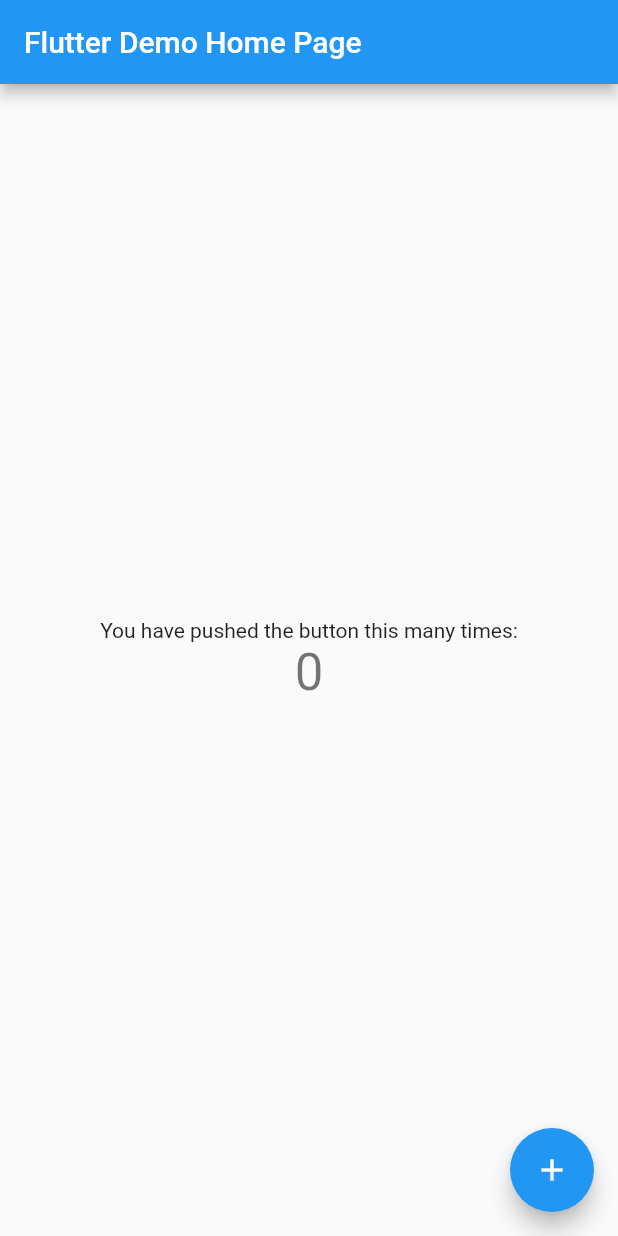
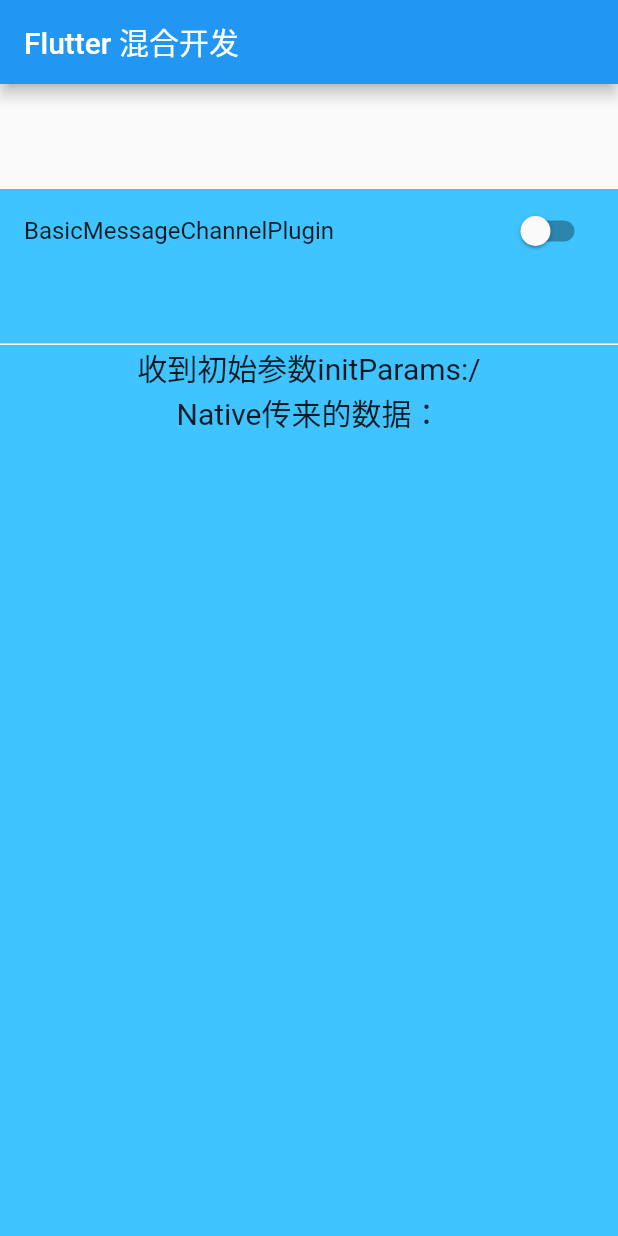
Before and after one commit to vtesoho/flutter-demo, a Flutter app: the screen it shows after launch, on a phone screen of 412 x 824 dp. Run offline on Flutter 3.47's test engine with Material 2 defaults, Android fonts, the phone set to English and light mode, and no system bars; our stand-ins replace connectivity, dio, flutter_cache_manager, flutter_redux, oktoast, page_transition and 1 more; missing offline and left inert: annotation_route.

Commit message:
flutterHybridIos,ViewController

```diff
--- a/lib/demo/messagechannel/flutterHybrid/flutter_module/lib/main.dart
+++ b/lib/demo/messagechannel/flutterHybrid/flutter_module/lib/main.dart
@@ -1,110 +1,150 @@
+import 'dart:async';
+import 'dart:ui';
+
 import 'package:flutter/material.dart';
+import 'package:flutter/services.dart';
 
-void main() => runApp(MyApp());
+void main() => runApp(MyApp(
+      initParams: window.defaultRouteName,
+    ));
 
 class MyApp extends StatelessWidget {
+  final String initParams;
+
+  const MyApp({Key key, this.initParams}) : super(key: key);
+
   // This widget is the root of your application.
   @override
   Widget build(BuildContext context) {
     return MaterialApp(
-      title: 'Flutter Demo',
+      title: 'Flutter 混合开发',
       theme: ThemeData(
-        // This is the theme of your application.
-        //
-        // Try running your application with "flutter run". You'll see the
-        // application has a blue toolbar. Then, without quitting the app, try
-        // changing the primarySwatch below to Colors.green and then invoke
-        // "hot reload" (press "r" in the console where you ran "flutter run",
-        // or press Run > Flutter Hot Reload in a Flutter IDE). Notice that the
-        // counter didn't reset back to zero; the application is not restarted.
         primarySwatch: Colors.blue,
       ),
-      home: MyHomePage(title: 'Flutter Demo Home Page'),
+      home: MyHomePage(
+        title: 'Flutter 混合开发',
+        initParams: initParams,
+      ),
     );
   }
 }
 
 class MyHomePage extends StatefulWidget {
-  MyHomePage({Key key, this.title}) : super(key: key);
-
-  // This widget is the home page of your application. It is stateful, meaning
-  // that it has a State object (defined below) that contains fields that affect
-  // how it looks.
-
-  // This class is the configuration for the state. It holds the values (in this
-  // case the title) provided by the parent (in this case the App widget) and
-  // used by the build method of the State. Fields in a Widget subclass are
-  // always marked "final".
+  MyHomePage({Key key, this.title, this.initParams}) : super(key: key);
 
   final String title;
+  final String initParams;
 
   @override
   _MyHomePageState createState() => _MyHomePageState();
 }
 
 class _MyHomePageState extends State<MyHomePage> {
-  int _counter = 0;
+  static const EventChannel _eventChannelPlugin =
+      EventChannel('EventChannelPlugin');
+  String showMessage = "";
+  static const MethodChannel _methodChannelPlugin =
+      const MethodChannel('MethodChannelPlugin');
+  static const BasicMessageChannel<String> _basicMessageChannel =
+      const BasicMessageChannel('BasicMessageChannelPlugin', StringCodec());
+  bool _isMethodChannelPlugin = false;
+  StreamSubscription _streamSubscription;
 
-  void _incrementCounter() {
+  @override
+  void initState() {
+    _streamSubscription = _eventChannelPlugin
+        .receiveBroadcastStream('123')
+        .listen(_onToDart, onError: _onToDartError);
+    //使用BasicMessageChannel接受来自Native的消息，并向Native回复
+    _basicMessageChannel
+        .setMessageHandler((String message) => Future<String>(() {
+              setState(() {
+                showMessage = 'BasicMessageChannel:'+message;
+              });
+              return "收到Native的消息：" + message;
+            }));
+    super.initState();
+  }
+
+  @override
+  void dispose() {
+    if (_streamSubscription != null) {
+      _streamSubscription.cancel();
+      _streamSubscription = null;
+    }
+    super.dispose();
+  }
+
+  void _onToDart(message) {
     setState(() {
-      // This call to setState tells the Flutter framework that something has
-      // changed in this State, which causes it to rerun the build method below
-      // so that the display can reflect the updated values. If we changed
-      // _counter without calling setState(), then the build method would not be
-      // called again, and so nothing would appear to happen.
-      _counter++;
+      showMessage = 'EventChannel:'+message;
     });
   }
 
+  void _onToDartError(error) {
+    print(error);
+  }
+
+  void _onTextChange(value) async {
+    String response;
+    try {
+      if (_isMethodChannelPlugin) {
+        //使用BasicMessageChannel向Native发送消息，并接受Native的回复
+        response = await _methodChannelPlugin.invokeMethod('send', value);
+      } else {
+        response = await _basicMessageChannel.send(value);
+      }
+    } on PlatformException catch (e) {
+      print(e);
+    }
+    setState(() {
+      showMessage = response ?? "";
+    });
+  }
+
+  void _onChanelChanged(bool value) =>
+      setState(() => _isMethodChannelPlugin = value);
+
   @override
   Widget build(BuildContext context) {
-    // This method is rerun every time setState is called, for instance as done
-    // by the _incrementCounter method above.
-    //
-    // The Flutter framework has been optimized to make rerunning build methods
-    // fast, so that you can just rebuild anything that needs updating rather
-    // than having to individually change instances of widgets.
+    TextStyle textStyle = TextStyle(fontSize: 20);
     return Scaffold(
       appBar: AppBar(
-        // Here we take the value from the MyHomePage object that was created by
-        // the App.build method, and use it to set our appbar title.
         title: Text(widget.title),
       ),
-      body: Center(
-        // Center is a layout widget. It takes a single child and positions it
-        // in the middle of the parent.
+      body: Container(
+        alignment: Alignment.topLeft,
+        decoration: BoxDecoration(color: Colors.lightBlueAccent),
+        margin: EdgeInsets.only(top: 70),
         child: Column(
-          // Column is also layout widget. It takes a list of children and
-          // arranges them vertically. By default, it sizes itself to fit its
-          // children horizontally, and tries to be as tall as its parent.
-          //
-          // Invoke "debug painting" (press "p" in the console, choose the
-          // "Toggle Debug Paint" action from the Flutter Inspector in Android
-          // Studio, or the "Toggle Debug Paint" command in Visual Studio Code)
-          // to see the wireframe for each widget.
-          //
-          // Column has various properties to control how it sizes itself and
-          // how it positions its children. Here we use mainAxisAlignment to
-          // center the children vertically; the main axis here is the vertical
-          // axis because Columns are vertical (the cross axis would be
-          // horizontal).
-          mainAxisAlignment: MainAxisAlignment.center,
+          mainAxisAlignment: MainAxisAlignment.start,
           children: <Widget>[
-            Text(
-              'You have pushed the button this many times:',
+            SwitchListTile(
+              value: _isMethodChannelPlugin,
+              onChanged: _onChanelChanged,
+              title: Text(_isMethodChannelPlugin
+                  ? "MethodChannelPlugin"
+                  : "BasicMessageChannelPlugin"),
+            ),
+            TextField(
+              onChanged: _onTextChange,
+              decoration: InputDecoration(
+                  focusedBorder: UnderlineInputBorder(
+                      borderSide: BorderSide(color: Colors.white)),
+                  enabledBorder: UnderlineInputBorder(
+                      borderSide: BorderSide(color: Colors.white))),
             ),
             Text(
-              '$_counter',
-              style: Theme.of(context).textTheme.display1,
+              '收到初始参数initParams:${widget.initParams}',
+              style: textStyle,
             ),
+            Text(
+              'Native传来的数据：' + showMessage,
+              style: textStyle,
+            )
           ],
         ),
       ),
-      floatingActionButton: FloatingActionButton(
-        onPressed: _incrementCounter,
-        tooltip: 'Increment',
-        child: Icon(Icons.add),
-      ), // This trailing comma makes auto-formatting nicer for build methods.
     );
   }
 }
```
Also changed, not shown: lib/demo/clipboard/clipboard.dart (+7 -3 lines).
